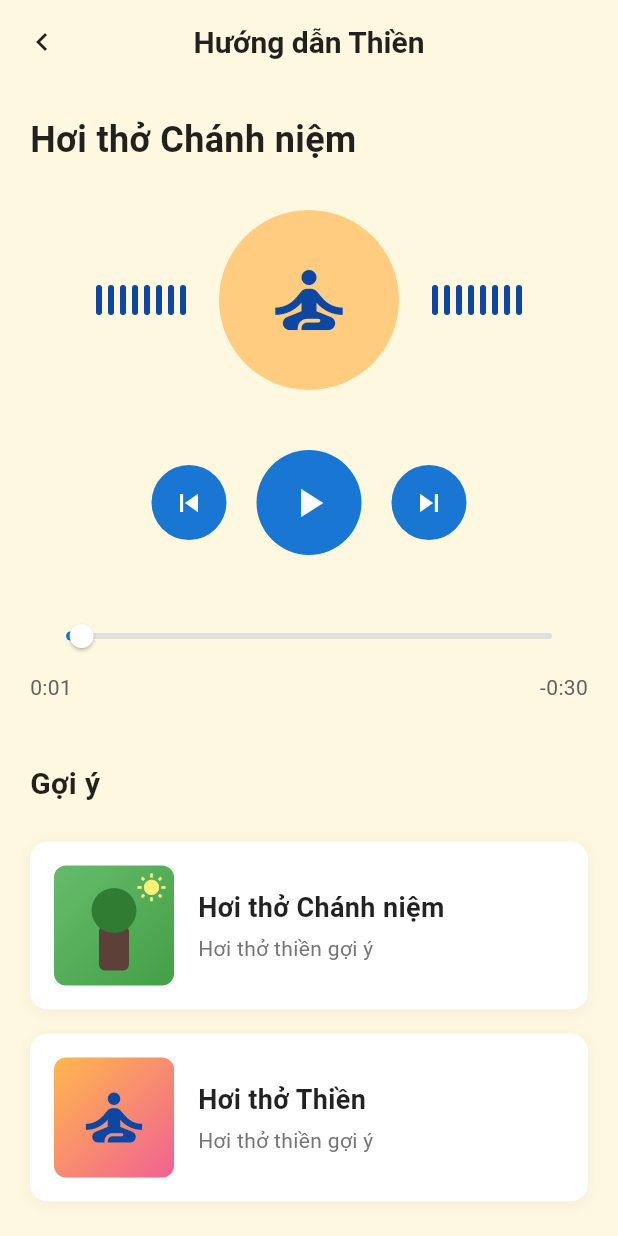
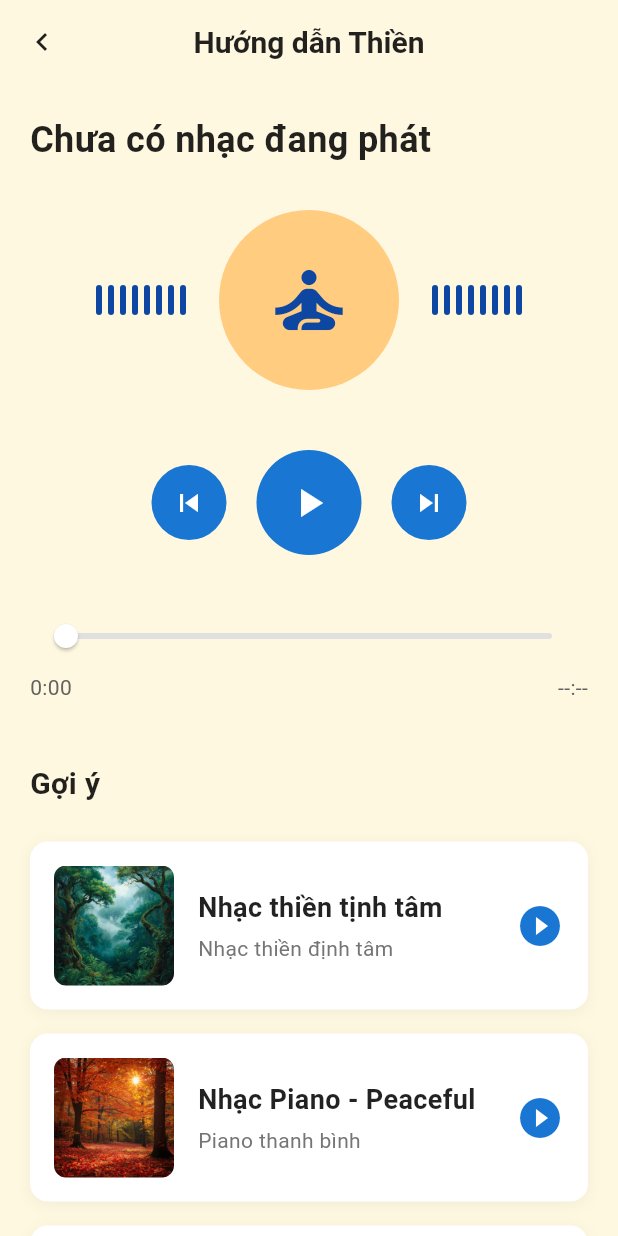
Before and after one commit to LeVanTuanDuong/smart_candles, a Flutter app: the MeditationGuideScreen screen opened directly, after a tap on the "skip previous" icon, on a phone screen of 412 x 824 dp. Run offline on Flutter 3.47's test engine with Material 3 defaults, Android fonts, the phone set to English and light mode, and no system bars; our stand-ins replace cloud_firestore, file_picker, firebase_auth, firebase_core, firebase_storage, flutter_blue_plus and 5 more; accounts and stored records are empty; generated files the repository leaves out were written again.

Commit message:
update gợi ý trong thanh phát
update gợi ý trong thanh phát

```diff
--- a/lib/screens/dashboard_home_screen.dart
+++ b/lib/screens/dashboard_home_screen.dart
@@ -129,7 +129,8 @@ class _DashboardHomeScreenState extends State<DashboardHomeScreen> {
 
     // Request temperature reading every 5 seconds as backup
     // (Main updates come from notifications, this is just a fallback)
-    _temperatureSubscription = Stream.periodic(const Duration(seconds: 5)).listen((
+    _temperatureSubscription =
+        Stream.periodic(const Duration(seconds: 5)).listen((
       _,
     ) async {
       if (_bluetoothService.isConnected && mounted) {
@@ -178,8 +179,7 @@ class _DashboardHomeScreenState extends State<DashboardHomeScreen> {
           _suggestionService.detectedMood ?? _suggestedMood ?? MoodType.normal;
 
       // Get the suggested music type from chatbot (prioritize from SuggestionService)
-      final musicType =
-          _suggestionService.musicSuggestion ??
+      final musicType = _suggestionService.musicSuggestion ??
           ChatbotService.getMusicSuggestions(currentMood).first;
 
       print(
@@ -276,11 +276,11 @@ class _DashboardHomeScreenState extends State<DashboardHomeScreen> {
             matchedOil = allOils.firstWhere(
               (oil) =>
                   oil.name.toLowerCase().contains(
-                    suggestedOilName.toLowerCase(),
-                  ) ||
+                        suggestedOilName.toLowerCase(),
+                      ) ||
                   suggestedOilName.toLowerCase().contains(
-                    oil.name.toLowerCase(),
-                  ),
+                        oil.name.toLowerCase(),
+                      ),
             );
           } catch (e) {
             // Try normalized match
@@ -475,8 +475,7 @@ class _DashboardHomeScreenState extends State<DashboardHomeScreen> {
       _suggestedMood = mood;
 
       final lightMode = ChatbotService.getLightSuggestion(mood);
-      final suggestedMusic =
-          _suggestionService.musicSuggestion ??
+      final suggestedMusic = _suggestionService.musicSuggestion ??
           ChatbotService.getMusicSuggestions(mood).first;
       _deviceStatus = _deviceStatus.copyWith(
         isLightOn: true,
@@ -577,14 +576,12 @@ class _DashboardHomeScreenState extends State<DashboardHomeScreen> {
             MusicControlHome(
               currentTrack:
                   _globalMusicPlayer.currentTrack, // Pass the track for image
-              musicTitle:
-                  _globalMusicPlayer.currentTrack?.name ??
+              musicTitle: _globalMusicPlayer.currentTrack?.name ??
                   _deviceStatus.currentMusic ??
                   ChatbotService.getMusicSuggestions(
                     _suggestedMood ?? MoodType.normal,
                   ).first,
-              musicSubtitle:
-                  _globalMusicPlayer.currentTrack?.category ??
+              musicSubtitle: _globalMusicPlayer.currentTrack?.category ??
                   (_deviceStatus.currentMusic != null && _suggestedMood != null
                       ? '(Gợi ý)'
                       : ''),
@@ -594,17 +591,7 @@ class _DashboardHomeScreenState extends State<DashboardHomeScreen> {
               onTap: () {
                 Navigator.of(context).push(
                   MaterialPageRoute(
-                    builder: (context) => MeditationGuideScreen(
-                      currentTrack:
-                          _globalMusicPlayer.currentTrack?.name ??
-                          _deviceStatus.currentMusic ??
-                          ChatbotService.getMusicSuggestions(
-                            _suggestedMood ?? MoodType.normal,
-                          ).first,
-                      isPlaying:
-                          _globalMusicPlayer.isPlaying ||
-                          _deviceStatus.isMusicPlaying,
-                    ),
+                    builder: (context) => const MeditationGuideScreen(),
                   ),
                 );
               },
@@ -629,8 +616,7 @@ class _DashboardHomeScreenState extends State<DashboardHomeScreen> {
                     } else {
                       // No suggested track, try to find and play a default track based on mood
                       final currentMood = _suggestedMood ?? MoodType.normal;
-                      final musicType =
-                          _suggestionService.musicSuggestion ??
+                      final musicType = _suggestionService.musicSuggestion ??
                           ChatbotService.getMusicSuggestions(currentMood).first;
 
                       // Map music type to category and get a track
@@ -710,8 +696,7 @@ class _DashboardHomeScreenState extends State<DashboardHomeScreen> {
             // Music Suggestion Card (always show with current or default mood)
             MusicSuggestionCard(
               suggestedTrack: _suggestedMusicTrack,
-              musicType:
-                  _suggestionService.musicSuggestion ??
+              musicType: _suggestionService.musicSuggestion ??
                   ChatbotService.getMusicSuggestions(
                     _suggestionService.detectedMood ??
                         _suggestedMood ??
@@ -752,8 +737,7 @@ class _DashboardHomeScreenState extends State<DashboardHomeScreen> {
                   }
                 } else {
                   // Try to get a track from library
-                  final musicType =
-                      _suggestionService.musicSuggestion ??
+                  final musicType = _suggestionService.musicSuggestion ??
                       ChatbotService.getMusicSuggestions(
                         _suggestedMood ?? MoodType.normal,
                       ).first;
--- a/lib/screens/meditation_guide_screen.dart
+++ b/lib/screens/meditation_guide_screen.dart
@@ -1,14 +1,13 @@
 import 'package:flutter/material.dart';
 import 'dart:async';
+import '../services/music_service.dart';
+import '../services/global_music_player_service.dart';
+import '../models/music_track.dart';
+import 'dart:io';
 
 class MeditationGuideScreen extends StatefulWidget {
-  final String? currentTrack;
-  final bool isPlaying;
-
   const MeditationGuideScreen({
     super.key,
-    this.currentTrack,
-    this.isPlaying = false,
   });
 
   @override
@@ -17,80 +16,142 @@ class MeditationGuideScreen extends StatefulWidget {
 
 class _MeditationGuideScreenState extends State<MeditationGuideScreen>
     with SingleTickerProviderStateMixin {
-  bool _isPlaying = false;
-  Duration _currentPosition = const Duration(seconds: 1);
-  Duration _totalDuration = const Duration(seconds: 31);
-  Timer? _timer;
+  final GlobalMusicPlayerService _musicPlayer = GlobalMusicPlayerService();
   late AnimationController _waveformController;
-
-  final List<MeditationTrack> _suggestedTracks = [
-    MeditationTrack(
-      title: 'Hơi thở Chánh niệm',
-      subtitle: 'Hơi thở thiền gợi ý',
-      imageType: 'forest',
-    ),
-    MeditationTrack(
-      title: 'Hơi thở Thiền',
-      subtitle: 'Hơi thở thiền gợi ý',
-      imageType: 'meditation',
-    ),
-  ];
+  List<MusicTrack> _suggestedTracks = [];
+  bool _isLoadingTracks = true;
+  Timer? _positionUpdateTimer;
 
   @override
   void initState() {
     super.initState();
-    _isPlaying = widget.isPlaying;
     _waveformController = AnimationController(
       vsync: this,
       duration: const Duration(milliseconds: 1000),
-    )..repeat();
+    );
 
-    if (_isPlaying) {
-      _startTimer();
+    // Load suggested tracks from library
+    _loadSuggestedTracks();
+
+    // Listen to music player changes
+    _musicPlayer.addListener(_onMusicPlayerChanged);
+
+    // Start position update timer
+    _startPositionUpdateTimer();
+
+    // Start waveform animation if playing
+    if (_musicPlayer.isPlaying) {
+      _waveformController.repeat();
     }
   }
 
   @override
   void dispose() {
-    _timer?.cancel();
+    _positionUpdateTimer?.cancel();
     _waveformController.dispose();
+    _musicPlayer.removeListener(_onMusicPlayerChanged);
     super.dispose();
   }
 
-  void _startTimer() {
-    _timer?.cancel();
-    _timer = Timer.periodic(const Duration(seconds: 1), (timer) {
+  void _onMusicPlayerChanged() {
     if (mounted) {
       setState(() {
-          if (_currentPosition < _totalDuration) {
-            _currentPosition = Duration(seconds: _currentPosition.inSeconds + 1);
+        // Update waveform animation
+        if (_musicPlayer.isPlaying) {
+          if (!_waveformController.isAnimating) {
+            _waveformController.repeat();
+          }
         } else {
-            _currentPosition = _totalDuration;
-            _isPlaying = false;
-            timer.cancel();
+          _waveformController.stop();
         }
+      });
+    }
+  }
+
+  void _startPositionUpdateTimer() {
+    _positionUpdateTimer?.cancel();
+    _positionUpdateTimer = Timer.periodic(const Duration(milliseconds: 100), (timer) {
+      if (mounted && _musicPlayer.isPlaying) {
+        setState(() {
+          // Trigger rebuild to update progress
         });
       }
     });
   }
 
-  void _togglePlayPause() {
+  Future<void> _loadSuggestedTracks() async {
     setState(() {
-      _isPlaying = !_isPlaying;
-      if (_isPlaying) {
-        _startTimer();
-        _waveformController.repeat();
-      } else {
-        _timer?.cancel();
-        _waveformController.stop();
+      _isLoadingTracks = true;
+    });
+
+    try {
+      // Get all tracks from library (default + uploaded)
+      final tracksByCategory = await MusicService.getAllTracksByCategory();
+
+      // Get meditation tracks from "Thiền" category
+      List<MusicTrack> meditationTracks = tracksByCategory['Thiền'] ?? [];
+
+      // Also include some tracks from other categories for variety
+      final otherCategories = ['Thiên nhiên', 'Nhạc Piano', 'Ambient'];
+      for (var category in otherCategories) {
+        final tracks = tracksByCategory[category] ?? [];
+        if (tracks.isNotEmpty) {
+          meditationTracks.addAll(tracks.take(2)); // Add 2 tracks from each category
         }
+      }
+
+      // Remove current playing track from suggestions
+      final currentTrack = _musicPlayer.currentTrack;
+      if (currentTrack != null) {
+        meditationTracks.removeWhere((track) => track.id == currentTrack.id);
+      }
+
+      // Shuffle and take 4-6 tracks for suggestions
+      meditationTracks.shuffle();
+      meditationTracks = meditationTracks.take(6).toList();
+
+      setState(() {
+        _suggestedTracks = meditationTracks;
+        _isLoadingTracks = false;
+      });
+    } catch (e) {
+      print('Error loading suggested tracks: $e');
+      setState(() {
+        _isLoadingTracks = false;
       });
     }
+  }
 
-  void _seekTo(Duration position) {
-    setState(() {
-      _currentPosition = position;
-    });
+  Future<void> _playTrack(MusicTrack track) async {
+    try {
+      await _musicPlayer.playTrack(track);
+
+      // Reload suggestions to remove the newly playing track
+      await _loadSuggestedTracks();
+
+      // Start waveform animation
+      if (!_waveformController.isAnimating) {
+        _waveformController.repeat();
+      }
+    } catch (e) {
+      if (mounted) {
+        ScaffoldMessenger.of(context).showSnackBar(
+          SnackBar(
+            content: Text('Không thể phát nhạc: $e'),
+            backgroundColor: Colors.red,
+          ),
+        );
+      }
+    }
+  }
+
+  void _togglePlayPause() {
+    _musicPlayer.togglePlayPause();
+    // Waveform animation will be updated by _onMusicPlayerChanged listener
+  }
+
+  Future<void> _seekTo(Duration position) async {
+    await _musicPlayer.seek(position);
   }
 
   String _formatDuration(Duration duration) {
@@ -99,9 +160,71 @@ class _MeditationGuideScreenState extends State<MeditationGuideScreen>
     return '${minutes}:${seconds.toString().padLeft(2, '0')}';
   }
 
+  Widget _buildTrackImage(MusicTrack track) {
+    if (track.imagePath != null && track.imagePath!.startsWith('assets/')) {
+      return ClipRRect(
+        borderRadius: BorderRadius.circular(8),
+        child: Image.asset(
+          track.imagePath!,
+          width: 80,
+          height: 80,
+          fit: BoxFit.cover,
+          errorBuilder: (context, error, stackTrace) {
+            return _buildDefaultImage();
+          },
+        ),
+      );
+    } else if (track.imagePath != null) {
+      // Local file
+      final file = File(track.imagePath!);
+      if (file.existsSync()) {
+        return ClipRRect(
+          borderRadius: BorderRadius.circular(8),
+          child: Image.file(
+            file,
+            width: 80,
+            height: 80,
+            fit: BoxFit.cover,
+            errorBuilder: (context, error, stackTrace) {
+              return _buildDefaultImage();
+            },
+          ),
+        );
+      }
+    }
+
+    return _buildDefaultImage();
+  }
+
+  Widget _buildDefaultImage() {
+    return Container(
+      width: 80,
+      height: 80,
+      decoration: BoxDecoration(
+        borderRadius: BorderRadius.circular(8),
+        gradient: LinearGradient(
+          begin: Alignment.topLeft,
+          end: Alignment.bottomRight,
+          colors: [
+            Colors.orange[300]!,
+            Colors.pink[300]!,
+          ],
+        ),
+      ),
+      child: Icon(
+        Icons.music_note,
+        size: 40,
+        color: Colors.blue[900],
+      ),
+    );
+  }
+
   @override
   Widget build(BuildContext context) {
-    final currentTrackTitle = widget.currentTrack ?? 'Hơi thở Chánh niệm';
+    final currentTrack = _musicPlayer.currentTrack;
+    final currentTrackTitle = currentTrack?.name ?? 'Chưa có nhạc đang phát';
+    final position = _musicPlayer.position;
+    final duration = _musicPlayer.duration;
 
     return Scaffold(
       backgroundColor: Colors.amber[50],
@@ -150,11 +273,15 @@ class _MeditationGuideScreenState extends State<MeditationGuideScreen>
               child: Row(
                 mainAxisAlignment: MainAxisAlignment.center,
                 children: [
-                  _buildControlButton(Icons.skip_previous),
+                  _buildControlButton(Icons.skip_previous, onPressed: () {
+                    // Previous track functionality can be added here
+                  }),
                   const SizedBox(width: 20),
                   _buildPlayPauseButton(),
                   const SizedBox(width: 20),
-                  _buildControlButton(Icons.skip_next),
+                  _buildControlButton(Icons.skip_next, onPressed: () {
+                    // Next track functionality can be added here
+                  }),
                 ],
               ),
             ),
@@ -175,9 +302,13 @@ class _MeditationGuideScreenState extends State<MeditationGuideScreen>
                       trackHeight: 4,
                     ),
                     child: Slider(
-                      value: _currentPosition.inSeconds.toDouble(),
+                      value: duration.inSeconds > 0
+                          ? position.inSeconds.toDouble()
+                          : 0.0,
                       min: 0,
-                      max: _totalDuration.inSeconds.toDouble(),
+                      max: duration.inSeconds > 0
+                          ? duration.inSeconds.toDouble()
+                          : 100.0,
                       onChanged: (value) {
                         _seekTo(Duration(seconds: value.toInt()));
                       },
@@ -187,14 +318,16 @@ class _MeditationGuideScreenState extends State<MeditationGuideScreen>
                     mainAxisAlignment: MainAxisAlignment.spaceBetween,
                     children: [
                       Text(
-                        _formatDuration(_currentPosition),
+                        _formatDuration(position),
                         style: TextStyle(
                           fontSize: 14,
                           color: Colors.grey[700],
                         ),
                       ),
                       Text(
-                        '-${_formatDuration(_totalDuration - _currentPosition)}',
+                        duration.inSeconds > 0
+                            ? '-${_formatDuration(Duration(seconds: duration.inSeconds - position.inSeconds))}'
+                            : '--:--',
                         style: TextStyle(
                           fontSize: 14,
                           color: Colors.grey[700],
@@ -220,6 +353,25 @@ class _MeditationGuideScreenState extends State<MeditationGuideScreen>
             ),
             const SizedBox(height: 16),
             // Suggestion Cards
+            if (_isLoadingTracks)
+              const Padding(
+                padding: EdgeInsets.all(20.0),
+                child: Center(child: CircularProgressIndicator()),
+              )
+            else if (_suggestedTracks.isEmpty)
+              Padding(
+                padding: const EdgeInsets.all(20.0),
+                child: Center(
+                  child: Text(
+                    'Chưa có nhạc gợi ý',
+                    style: TextStyle(
+                      fontSize: 16,
+                      color: Colors.grey[600],
+                    ),
+                  ),
+                ),
+              )
+            else
               ..._suggestedTracks.map((track) => _buildSuggestionCard(track)),
             const SizedBox(height: 20),
           ],
@@ -266,7 +418,7 @@ class _MeditationGuideScreenState extends State<MeditationGuideScreen>
     final bars = List.generate(8, (index) {
       final delay = index * 0.1;
       final animationValue = (_waveformController.value + delay) % 1.0;
-      final height = _isPlaying
+      final height = _musicPlayer.isPlaying
           ? 20 + (animationValue * 40)
           : 20.0;
 
@@ -287,7 +439,7 @@ class _MeditationGuideScreenState extends State<MeditationGuideScreen>
     );
   }
 
-  Widget _buildControlButton(IconData icon) {
+  Widget _buildControlButton(IconData icon, {VoidCallback? onPressed}) {
     return Container(
       width: 50,
       height: 50,
@@ -297,9 +449,7 @@ class _MeditationGuideScreenState extends State<MeditationGuideScreen>
       ),
       child: IconButton(
         icon: Icon(icon, color: Colors.white),
-        onPressed: () {
-          // Handle previous/next
-        },
+        onPressed: onPressed,
       ),
     );
   }
@@ -314,7 +464,7 @@ class _MeditationGuideScreenState extends State<MeditationGuideScreen>
       ),
       child: IconButton(
         icon: Icon(
-          _isPlaying ? Icons.pause : Icons.play_arrow,
+          _musicPlayer.isPlaying ? Icons.pause : Icons.play_arrow,
           color: Colors.white,
           size: 32,
         ),
@@ -323,13 +473,20 @@ class _MeditationGuideScreenState extends State<MeditationGuideScreen>
     );
   }
 
-  Widget _buildSuggestionCard(MeditationTrack track) {
-    return Container(
+  Widget _buildSuggestionCard(MusicTrack track) {
+    final isCurrentTrack = _musicPlayer.currentTrack?.id == track.id;
+
+    return GestureDetector(
+      onTap: () => _playTrack(track),
+      child: Container(
         margin: const EdgeInsets.symmetric(horizontal: 20, vertical: 8),
         padding: const EdgeInsets.all(16),
         decoration: BoxDecoration(
           color: Colors.white,
           borderRadius: BorderRadius.circular(12),
+          border: isCurrentTrack
+              ? Border.all(color: Colors.blue[700]!, width: 2)
+              : null,
           boxShadow: [
             BoxShadow(
               color: Colors.black.withOpacity(0.05),
@@ -341,76 +498,7 @@ class _MeditationGuideScreenState extends State<MeditationGuideScreen>
         child: Row(
           children: [
             // Image
-          Container(
-            width: 80,
-            height: 80,
-            decoration: BoxDecoration(
-              borderRadius: BorderRadius.circular(8),
-              gradient: track.imageType == 'forest'
-                  ? LinearGradient(
-                      begin: Alignment.topLeft,
-                      end: Alignment.bottomRight,
-                      colors: [
-                        Colors.green[400]!,
-                        Colors.green[600]!,
-                      ],
-                    )
-                  : LinearGradient(
-                      begin: Alignment.topLeft,
-                      end: Alignment.bottomRight,
-                      colors: [
-                        Colors.orange[300]!,
-                        Colors.pink[300]!,
-                      ],
-                    ),
-            ),
-            child: track.imageType == 'forest'
-                ? Stack(
-                    children: [
-                      // Tree trunk
-                      Positioned(
-                        bottom: 10,
-                        left: 30,
-                        child: Container(
-                          width: 20,
-                          height: 30,
-                          decoration: BoxDecoration(
-                            color: Colors.brown[700],
-                            borderRadius: BorderRadius.circular(4),
-                          ),
-                        ),
-                      ),
-                      // Tree leaves
-                      Positioned(
-                        top: 15,
-                        left: 25,
-                        child: Container(
-                          width: 30,
-                          height: 30,
-                          decoration: BoxDecoration(
-                            color: Colors.green[800],
-                            shape: BoxShape.circle,
-                          ),
-                        ),
-                      ),
-                      // Sun rays
-                      Positioned(
-                        top: 5,
-                        right: 5,
-                        child: Icon(
-                          Icons.wb_sunny,
-                          color: Colors.yellow[300],
-                          size: 20,
-                        ),
-                      ),
-                    ],
-                  )
-                : Icon(
-                    Icons.self_improvement,
-                    size: 50,
-                    color: Colors.blue[900],
-                  ),
-          ),
+            _buildTrackImage(track),
             const SizedBox(width: 16),
             // Text content
             Expanded(
@@ -418,38 +506,39 @@ class _MeditationGuideScreenState extends State<MeditationGuideScreen>
                 crossAxisAlignment: CrossAxisAlignment.start,
                 children: [
                   Text(
-                  track.title,
-                  style: const TextStyle(
+                    track.name,
+                    style: TextStyle(
                       fontSize: 18,
                       fontWeight: FontWeight.bold,
                       color: Colors.black87,
                     ),
+                    maxLines: 1,
+                    overflow: TextOverflow.ellipsis,
                   ),
                   const SizedBox(height: 4),
                   Text(
-                  track.subtitle,
+                    track.description.isNotEmpty
+                        ? track.description
+                        : track.category,
                     style: TextStyle(
                       fontSize: 14,
                       color: Colors.grey[600],
                     ),
+                    maxLines: 1,
+                    overflow: TextOverflow.ellipsis,
                   ),
                 ],
               ),
             ),
+            // Play icon
+            Icon(
+              isCurrentTrack ? Icons.pause_circle_filled : Icons.play_circle_fill,
+              color: Colors.blue[700],
+              size: 32,
+            ),
           ],
+        ),
       ),
     );
   }
 }
-
-class MeditationTrack {
-  final String title;
-  final String subtitle;
-  final String imageType; // 'forest' or 'meditation'
-
-  MeditationTrack({
-    required this.title,
-    required this.subtitle,
-    required this.imageType,
-  });
-}
```
Lines whose indentation alone changed are shown as unchanged.
